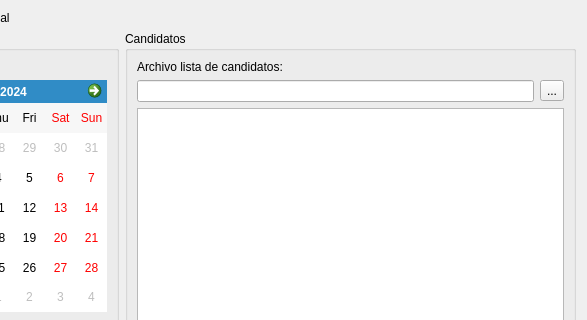
sarahiva/IS2Proyecto1, file forms/crearprocesoelec.ui: the form before one commit; both pictures show x 164 to 751 and y 0 to 320 of the 751 by 461 pixel window.
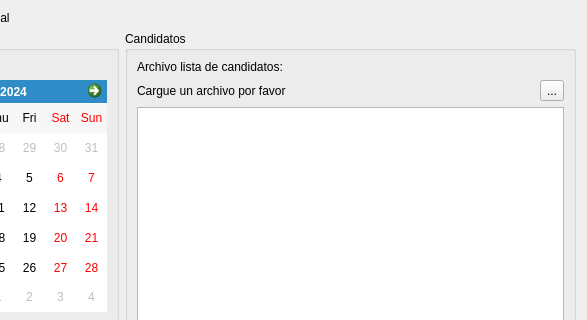
The form after the commit. Icons and pictures are not drawn.

```diff
--- a/forms/crearprocesoelec.ui
+++ b/forms/crearprocesoelec.ui
@@ -78,7 +78,11 @@
         <item>
          <layout class="QHBoxLayout" name="horizontalLayout">
           <item>
-           <widget class="QLineEdit" name="fileLEdit"/>
+           <widget class="QLabel" name="filename">
+            <property name="text">
+             <string>Cargue un archivo por favor</string>
+            </property>
+           </widget>
           </item>
           <item>
            <widget class="QToolButton" name="loadFileBtn">
```
Left out of the diff: 22 changed lines with no effect on the pictures.
